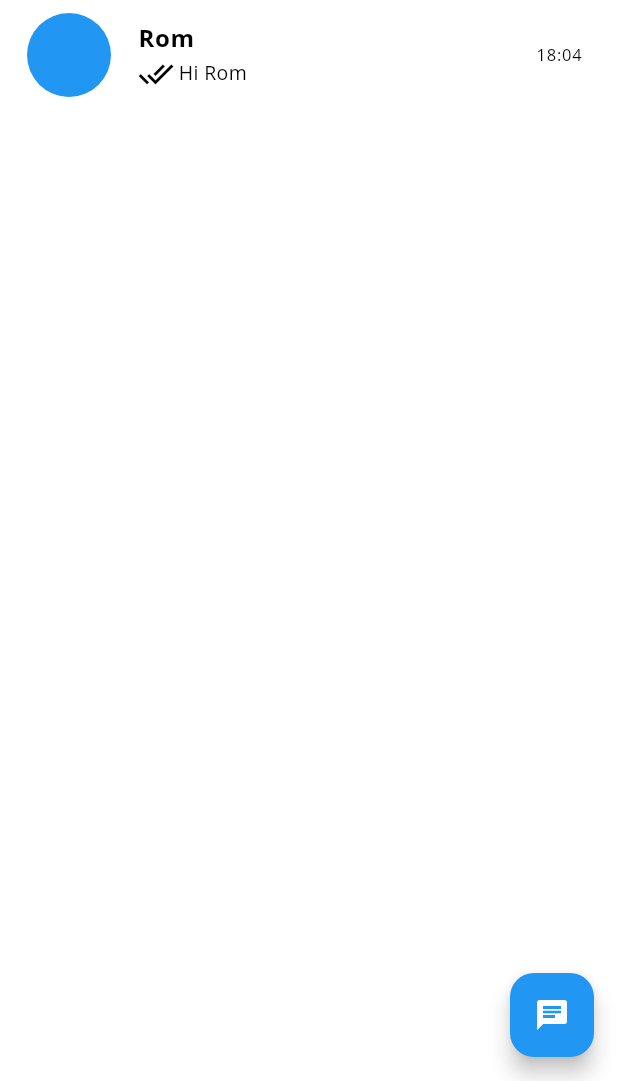
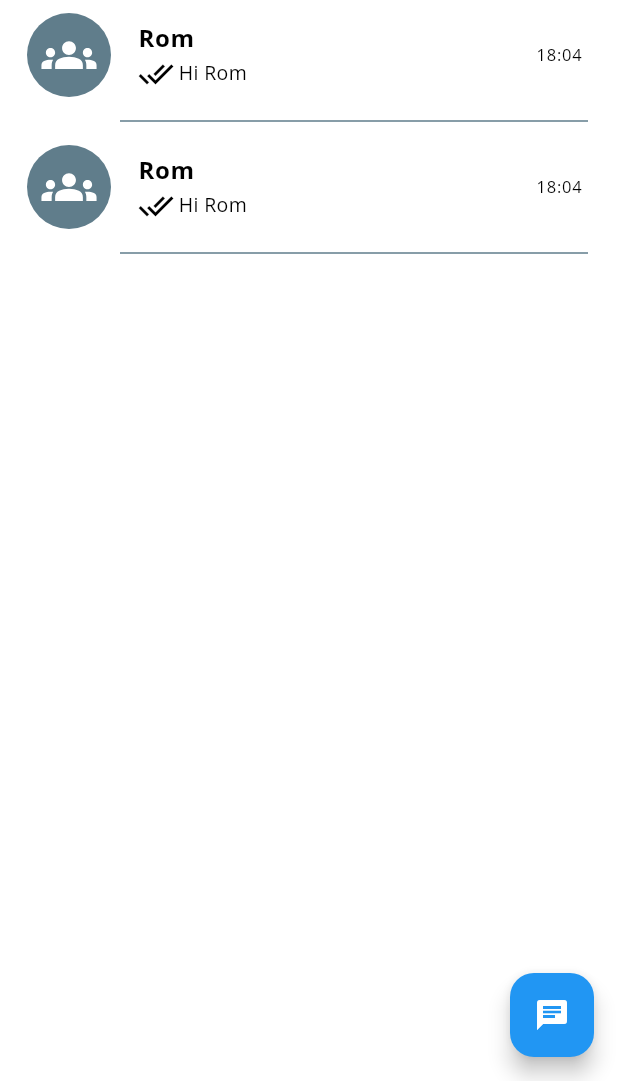
Before and after one commit to romelt777/ChatApp, a Flutter app: the screen it shows after launch, on a phone screen of 412 x 824 dp, the part 155-1236 px from its top. Run offline on Flutter 3.47's test engine with Material 3 defaults, Android fonts, the phone set to English and light mode, and no system bars; our stand-ins replace flutter_svg.

Commit message:
using svg icon, improved card for chats

```diff
--- a/lib/customui/custom_card.dart
+++ b/lib/customui/custom_card.dart
@@ -1,35 +1,38 @@
 import 'package:flutter/material.dart';
+import 'package:flutter_svg/flutter_svg.dart';
 
 class CustomCard extends StatelessWidget {
   const CustomCard({super.key});
 
   @override
   Widget build(BuildContext context) {
-    return ListTile(
-      leading: CircleAvatar(
-        radius: 30,
-      ),
-      title: Text(
-        "Rom",
-        style: TextStyle(
-          fontSize: 16,
-          fontWeight: FontWeight.bold
-        ),
-      ),
-      subtitle: Row(
+    return InkWell(
+      onTap: () {},
+      child: Column(
         children: [
-          Icon(Icons.done_all),
-          SizedBox(width: 3),
-          Text(
-            "Hi Rom",
-            style: TextStyle(
-              fontSize: 13
+          ListTile(
+            leading: CircleAvatar(
+              radius: 30,
+              backgroundColor: Colors.blueGrey,
+              child: SvgPicture.asset(
+                "assets/groups.svg",
+                colorFilter: const ColorFilter.mode(Colors.white, BlendMode.srcIn),
+                height: 38,
+                width: 37,
+              ),
             ),
-          )
+            title: Text("Rom", style: TextStyle(fontSize: 16, fontWeight: FontWeight.bold)),
+            subtitle: Row(
+              children: [Icon(Icons.done_all), SizedBox(width: 3), Text("Hi Rom", style: TextStyle(fontSize: 13))],
+            ),
+            trailing: Text("18:04"),
+          ),
+          Padding(
+            padding: const EdgeInsets.only(right: 20, left: 80),
+            child: Divider(thickness: 1, color: Colors.blueGrey),
+          ),
         ],
       ),
-      trailing: Text("18:04"),
-
     );
   }
 }
--- a/lib/pages/chat_page.dart
+++ b/lib/pages/chat_page.dart
@@ -15,6 +15,7 @@ class _ChatPageState extends State<ChatPage> {
       body: ListView(
         children: [
           CustomCard(),
+          CustomCard(),
         ],
       ),
       floatingActionButton: FloatingActionButton(
--- a/pubspec.yaml
+++ b/pubspec.yaml
@@ -9,6 +9,7 @@ environment:
 dependencies:
   flutter:
     sdk: flutter
+  flutter_svg: ^2.1.0
 
 dev_dependencies:
   flutter_test:
@@ -17,6 +18,8 @@ dev_dependencies:
 
 flutter:
   uses-material-design: true
+  assets:
+   - assets/
   fonts:
     - family: OpenSans
       fonts:
```
Also changed, not shown: assets/groups.svg (added), assets/person.svg (added), pubspec.lock.
